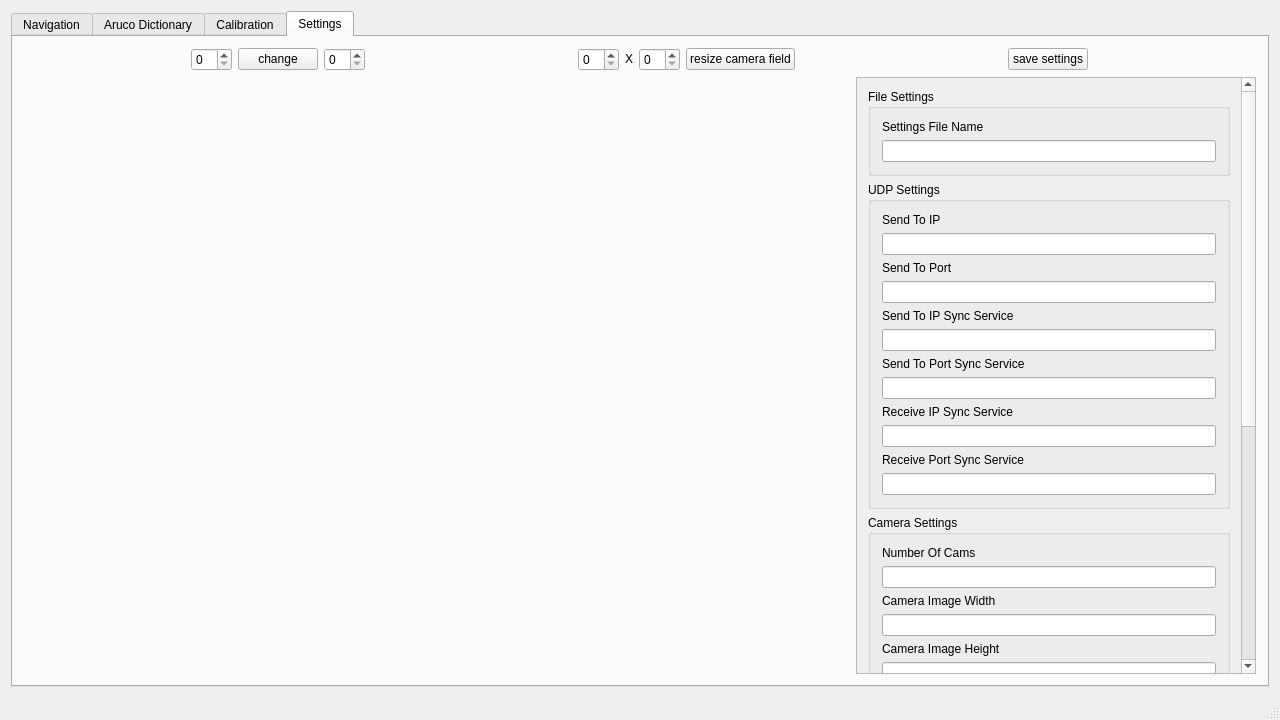
The window that 04_All/RobotDetection Portiert/robotdetectionmainwindow.ui (BBRUSS/VPJW17G5) describes before a commit, drawn with Qt 5.
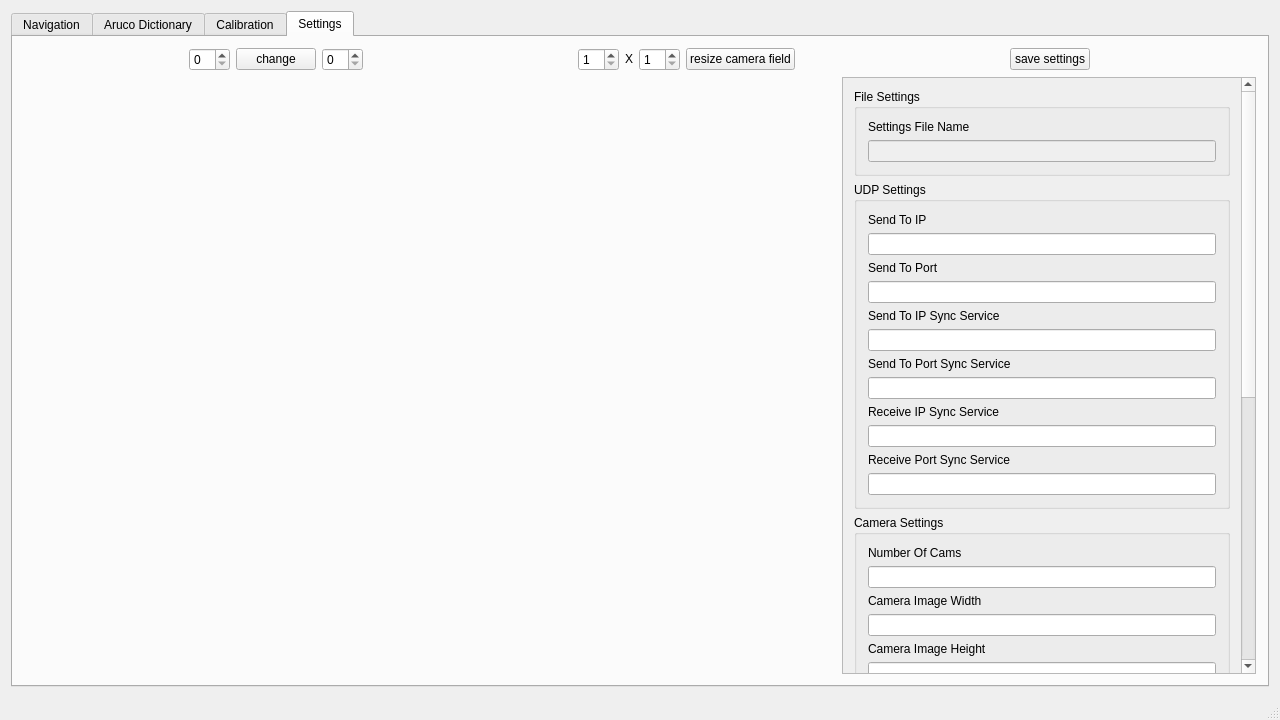
The same window after the commit. The open tabs and pages were chosen to show the change. Icons and pictures are not drawn.

What changed in the file:
```diff
--- a/04_All/RobotDetection Portiert/robotdetectionmainwindow.ui
+++ b/04_All/RobotDetection Portiert/robotdetectionmainwindow.ui
@@ -43,7 +43,7 @@
        <string>&lt;html&gt;&lt;head/&gt;&lt;body&gt;&lt;p&gt;&lt;br/&gt;&lt;/p&gt;&lt;/body&gt;&lt;/html&gt;</string>
       </property>
       <property name="currentIndex">
-       <number>2</number>
+       <number>3</number>
       </property>
       <widget class="QWidget" name="tabMain_Navigation">
        <property name="sizePolicy">
@@ -257,7 +257,7 @@
                <enum>QTabWidget::Rounded</enum>
               </property>
               <property name="currentIndex">
-               <number>1</number>
+               <number>0</number>
               </property>
               <widget class="QWidget" name="tab">
                <attribute name="title">
@@ -1507,7 +1507,7 @@
         </item>
        </layout>
       </widget>
-      <widget class="QWidget" name="tabSettings">
+      <widget class="QWidget" name="tabMain_Settings">
        <attribute name="title">
         <string>Settings</string>
        </attribute>
@@ -1516,6 +1516,9 @@
          <layout class="QVBoxLayout" name="verticalLayout_5">
           <item>
            <layout class="QHBoxLayout" name="horizontalLayout_3">
+            <property name="spacing">
+             <number>50</number>
+            </property>
             <item>
              <layout class="QHBoxLayout" name="horizontalLayout_10">
               <item>
@@ -1553,22 +1556,6 @@
               </item>
              </layout>
             </item>
-            <item>
-             <spacer name="horizontalSpacer">
-              <property name="orientation">
-               <enum>Qt::Horizontal</enum>
-              </property>
-              <property name="sizeType">
-               <enum>QSizePolicy::Maximum</enum>
-              </property>
-              <property name="sizeHint" stdset="0">
-               <size>
-                <width>40</width>
-                <height>20</height>
-               </size>
-              </property>
-             </spacer>
-            </item>
             <item>
              <layout class="QHBoxLayout" name="horizontalLayout_7">
               <item>
@@ -1579,6 +1566,9 @@
                   <verstretch>0</verstretch>
                  </sizepolicy>
                 </property>
+                <property name="minimum">
+                 <number>1</number>
+                </property>
                </widget>
               </item>
               <item>
@@ -1602,6 +1592,12 @@
                   <verstretch>0</verstretch>
                  </sizepolicy>
                 </property>
+                <property name="minimum">
+                 <number>1</number>
+                </property>
+                <property name="value">
+                 <number>1</number>
+                </property>
                </widget>
               </item>
               <item>
@@ -1619,22 +1615,6 @@
               </item>
              </layout>
             </item>
-            <item>
-             <spacer name="horizontalSpacer_2">
-              <property name="orientation">
-               <enum>Qt::Horizontal</enum>
-              </property>
-              <property name="sizeType">
-               <enum>QSizePolicy::Maximum</enum>
-              </property>
-              <property name="sizeHint" stdset="0">
-               <size>
-                <width>40</width>
-                <height>20</height>
-               </size>
-              </property>
-             </spacer>
-            </item>
             <item>
              <layout class="QHBoxLayout" name="horizontalLayout_9">
               <item>
@@ -1699,9 +1679,9 @@
                <property name="geometry">
                 <rect>
                  <x>0</x>
-                 <y>0</y>
+                 <y>-308</y>
                  <width>381</width>
-                 <height>907</height>
+                 <height>997</height>
                 </rect>
                </property>
                <property name="minimumSize">
@@ -1739,7 +1719,11 @@
                       </widget>
                      </item>
                      <item>
-                      <widget class="QLineEdit" name="lineEditSettingsFileName"/>
+                      <widget class="QLineEdit" name="lineEditSettingsFileName">
+                       <property name="enabled">
+                        <bool>false</bool>
+                       </property>
+                      </widget>
                      </item>
                     </layout>
                    </item>
@@ -1989,6 +1973,26 @@
                      <item>
                       <widget class="QLineEdit" name="lineEditRobotRadius"/>
                      </item>
+                     <item>
+                      <widget class="QLabel" name="labelRobotStdThresh">
+                       <property name="text">
+                        <string>Robot Position Standard Deviation Threshold (Divider of Radius)</string>
+                       </property>
+                      </widget>
+                     </item>
+                     <item>
+                      <widget class="QLineEdit" name="lineEditRobotStdThresh"/>
+                     </item>
+                     <item>
+                      <widget class="QLabel" name="labelRobotStdThreshMax">
+                       <property name="text">
+                        <string>Robot Position Standard Deviation Max (Factor of Deviation Thresh)</string>
+                       </property>
+                      </widget>
+                     </item>
+                     <item>
+                      <widget class="QLineEdit" name="lineEditRobotStdThreshMax"/>
+                     </item>
                     </layout>
                    </item>
                   </layout>
@@ -2013,14 +2017,14 @@
                       <widget class="QLineEdit" name="lineEditArucoDictionaryFileName"/>
                      </item>
                      <item>
-                      <widget class="QLabel" name="label_9">
+                      <widget class="QLabel" name="labelArucoMakerSizeInPixel">
                        <property name="text">
                         <string>Aruco Marker Size in Pixel</string>
                        </property>
                       </widget>
                      </item>
                      <item>
-                      <widget class="QLineEdit" name="lineEdit_9"/>
+                      <widget class="QLineEdit" name="lineEditArucoMakerSizeInPixel"/>
                      </item>
                     </layout>
                    </item>
```
